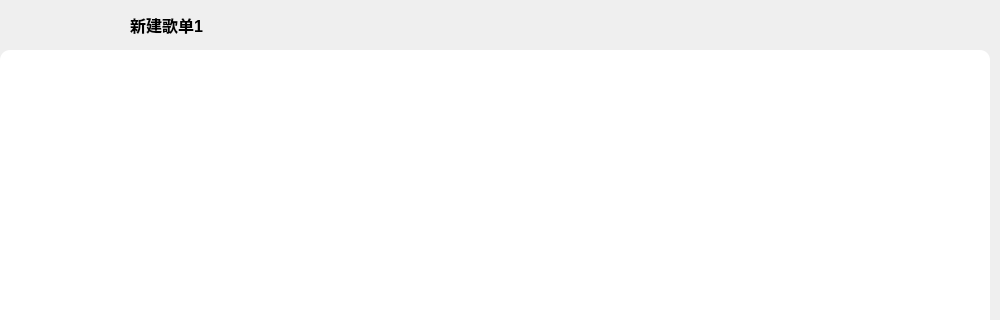
Qt form src/ui/forms/uimain.ui (UuKiTing/qt) before a commit; both pictures show x 0 to 1000 and y 0 to 320 of the 1000 by 600 pixel window.
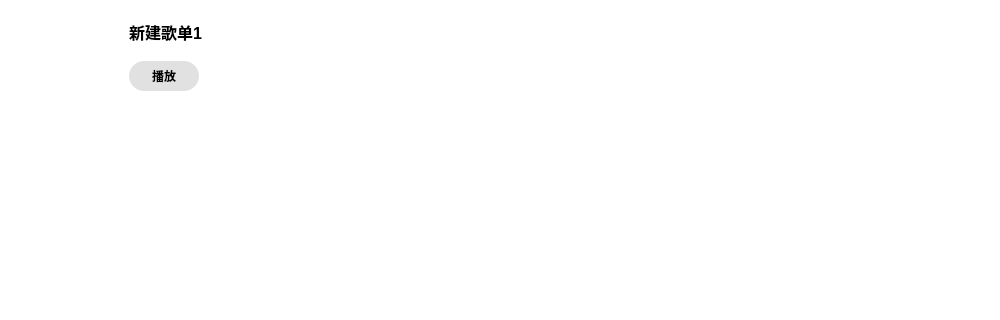
The same form after that commit. The open tabs and pages were chosen to show the change. Icons and pictures are not drawn.

The edit to the form file:
```diff
--- a/src/ui/forms/uimain.ui
+++ b/src/ui/forms/uimain.ui
@@ -32,7 +32,7 @@
    <string>Form</string>
   </property>
   <property name="styleSheet">
-   <string notr="true"/>
+   <string notr="true">background-color: white;</string>
   </property>
   <layout class="QVBoxLayout" name="verticalLayout_2">
    <property name="spacing">
@@ -171,10 +171,7 @@
          <property name="styleSheet">
           <string notr="true"/>
          </property>
-         <layout class="QVBoxLayout" name="verticalLayout_7">
-          <property name="spacing">
-           <number>0</number>
-          </property>
+         <layout class="QVBoxLayout" name="verticalLayout_8">
           <property name="leftMargin">
            <number>0</number>
           </property>
@@ -188,16 +185,16 @@
            <number>0</number>
           </property>
           <item>
-           <layout class="QHBoxLayout" name="horizontalLayout_4">
+           <layout class="QHBoxLayout" name="horizontalLayout_5">
             <property name="spacing">
-             <number>30</number>
+             <number>20</number>
             </property>
             <item>
              <widget class="QLabel" name="playlistCover">
               <property name="minimumSize">
                <size>
-                <width>50</width>
-                <height>50</height>
+                <width>100</width>
+                <height>100</height>
                </size>
               </property>
               <property name="maximumSize">
@@ -218,6 +215,9 @@
              </widget>
             </item>
             <item>
+             <widget class="QWidget" name="widget_4" native="true">
+              <layout class="QVBoxLayout" name="verticalLayout_7">
+               <item>
              <widget class="QLabel" name="playlistName">
               <property name="font">
                <font>
@@ -231,12 +231,70 @@
               </property>
              </widget>
             </item>
+               <item>
+                <layout class="QHBoxLayout" name="horizontalLayout_4">
+                 <item>
+                  <widget class="QPushButton" name="playlistBtn">
+                   <property name="minimumSize">
+                    <size>
+                     <width>70</width>
+                     <height>30</height>
+                    </size>
+                   </property>
+                   <property name="maximumSize">
+                    <size>
+                     <width>70</width>
+                     <height>30</height>
+                    </size>
+                   </property>
+                   <property name="font">
+                    <font>
+                     <bold>true</bold>
+                    </font>
+                   </property>
+                   <property name="cursor">
+                    <cursorShape>PointingHandCursor</cursorShape>
+                   </property>
+                   <property name="styleSheet">
+                    <string notr="true">QPushButton{
+	background-color: rgb(225, 225, 225);
+    border-radius: 15px;
+	color: black;
+}</string>
+                   </property>
+                   <property name="text">
+                    <string>播放</string>
+                   </property>
+                   <property name="icon">
+                    <iconset resource="../../../resources/icon.qrc">
+                     <normaloff>:/icon/play2.png</normaloff>:/icon/play2.png</iconset>
+                   </property>
+                  </widget>
+                 </item>
+                 <item>
+                  <spacer name="horizontalSpacer_5">
+                   <property name="orientation">
+                    <enum>Qt::Orientation::Horizontal</enum>
+                   </property>
+                   <property name="sizeHint" stdset="0">
+                    <size>
+                     <width>40</width>
+                     <height>20</height>
+                    </size>
+                   </property>
+                  </spacer>
+                 </item>
+                </layout>
+               </item>
+              </layout>
+             </widget>
+            </item>
            </layout>
           </item>
           <item>
            <widget class="QListView" name="songListView">
             <property name="styleSheet">
-             <string notr="true">background-color: rgb(255, 255, 255);</string>
+             <string notr="true"/>
             </property>
             <property name="editTriggers">
              <set>QAbstractItemView::EditTrigger::NoEditTriggers</set>
```
Left out of the diff: 5 changed lines with no effect on the pictures. Lines whose indentation alone changed are shown as unchanged.
